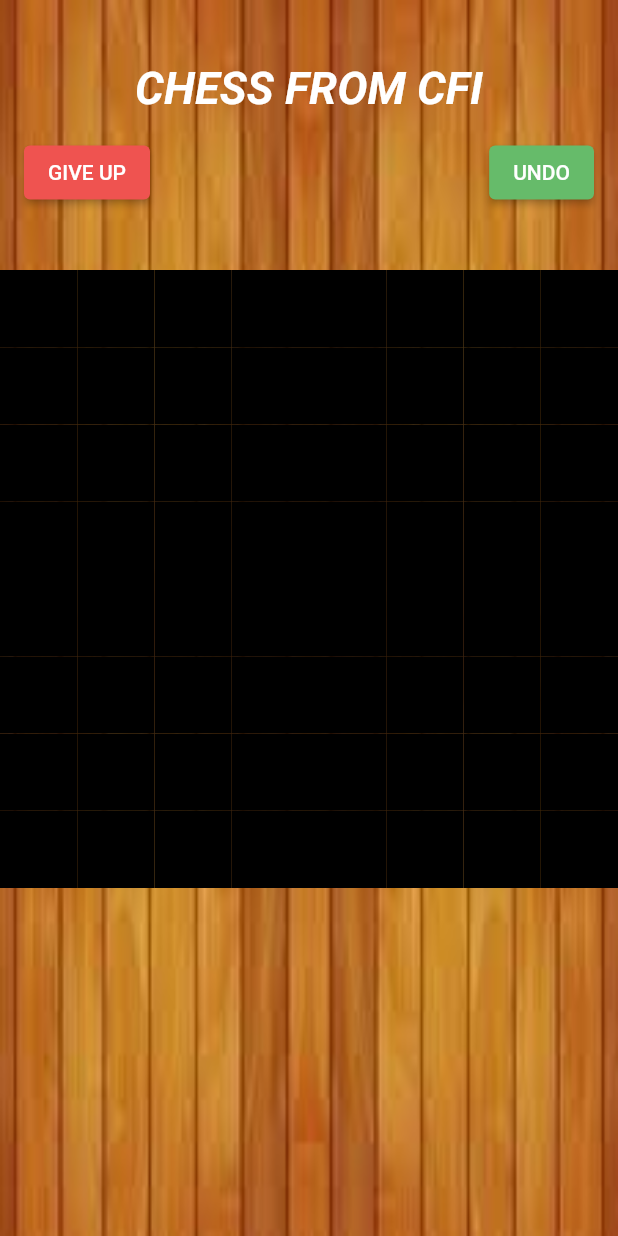
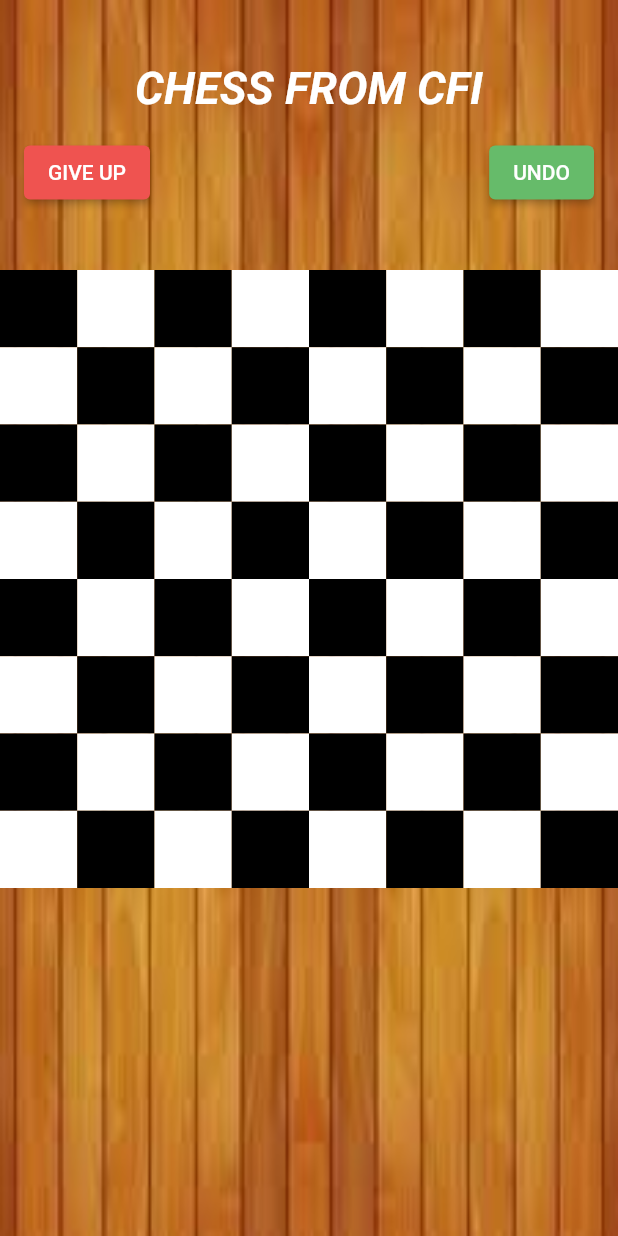
Before and after one commit to RasagnyaG/chess-app, a Flutter app: the GameScreen screen opened directly, on a phone screen of 412 x 824 dp. Run offline on Flutter 3.47's test engine with Material 2 defaults, Android fonts, the phone set to English and light mode, and no system bars.

Commit message:
Chessboard UI

```diff
--- a/lib/screens/game.dart
+++ b/lib/screens/game.dart
@@ -60,12 +60,10 @@ class _GameScreenState extends State<GameScreen> {
             centerTitle: true,
             automaticallyImplyLeading: false),
         body: Center(
-          child: Expanded(
-            child: Column(
-              children: const [
-                Expanded(child: ChessBoard()),
-              ],
-            ),
+          child: Column(
+            children: const [
+              Expanded(child: ChessBoard()),
+            ],
           ),
         ),
       ),
--- a/lib/widgets/chessBoard.dart
+++ b/lib/widgets/chessBoard.dart
@@ -1,6 +1,4 @@
 import 'package:flutter/material.dart';
-import 'package:flutter/src/widgets/container.dart';
-import 'package:flutter/src/widgets/framework.dart';
 
 class ChessBoard extends StatefulWidget {
   const ChessBoard({super.key});
@@ -12,16 +10,19 @@ class ChessBoard extends StatefulWidget {
 class _ChessBoardState extends State<ChessBoard> {
   @override
   Widget build(BuildContext context) {
-    return GridView.count(
-      crossAxisCount: 8,
-      scrollDirection: Axis.vertical,
-      children: List.generate(64, (index) {
-        return Container(
-          key: Key(index.toString()),
-          height: 10,
-          color: Colors.black,
-        );
-      }),
-    );
+    return GridView.builder(
+        physics: NeverScrollableScrollPhysics(),
+        gridDelegate: const SliverGridDelegateWithFixedCrossAxisCount(
+            crossAxisCount: 8, childAspectRatio: 1),
+        itemCount: 64,
+        itemBuilder: (BuildContext ctx, int index) {
+          final row = index ~/ 8;
+          final col = index % 8;
+          return Container(
+            color: (row % 2 == 0)
+                ? (col % 2 == 0 ? Colors.black : Colors.white)
+                : (col % 2 == 1 ? Colors.black : Colors.white),
+          );
+        });
   }
 }
```
